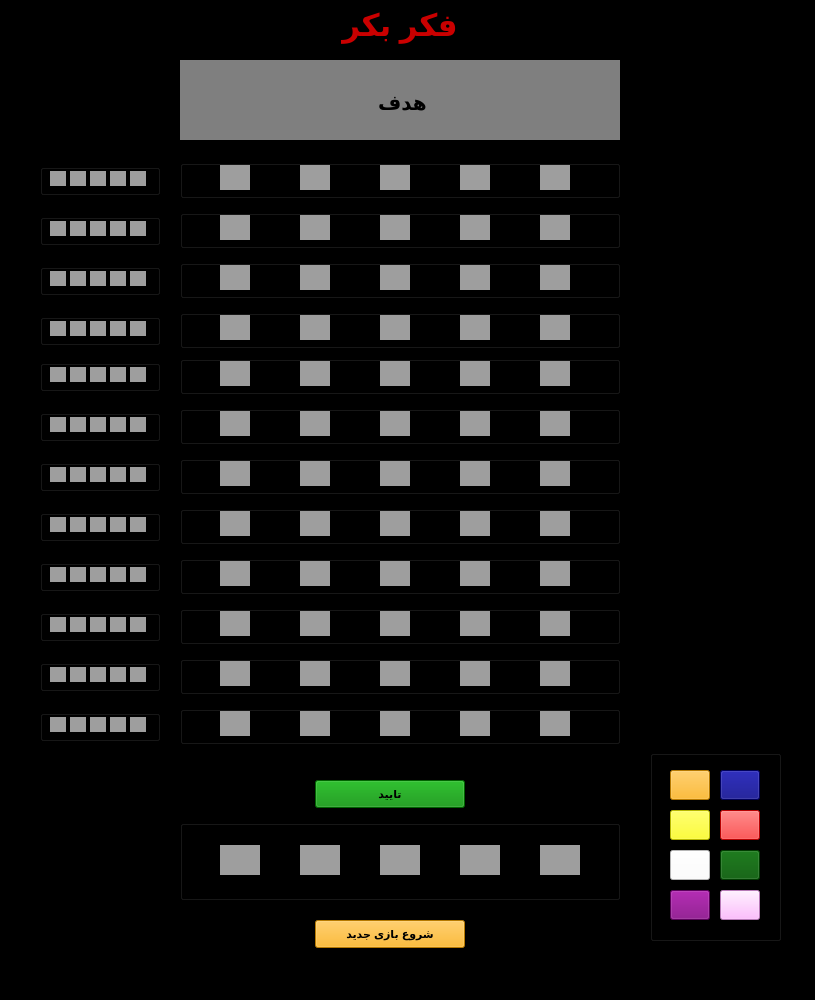
Above: main.ui from SaraHeidariii/AP_Project_GP4 before the change. Below: the same form after it.
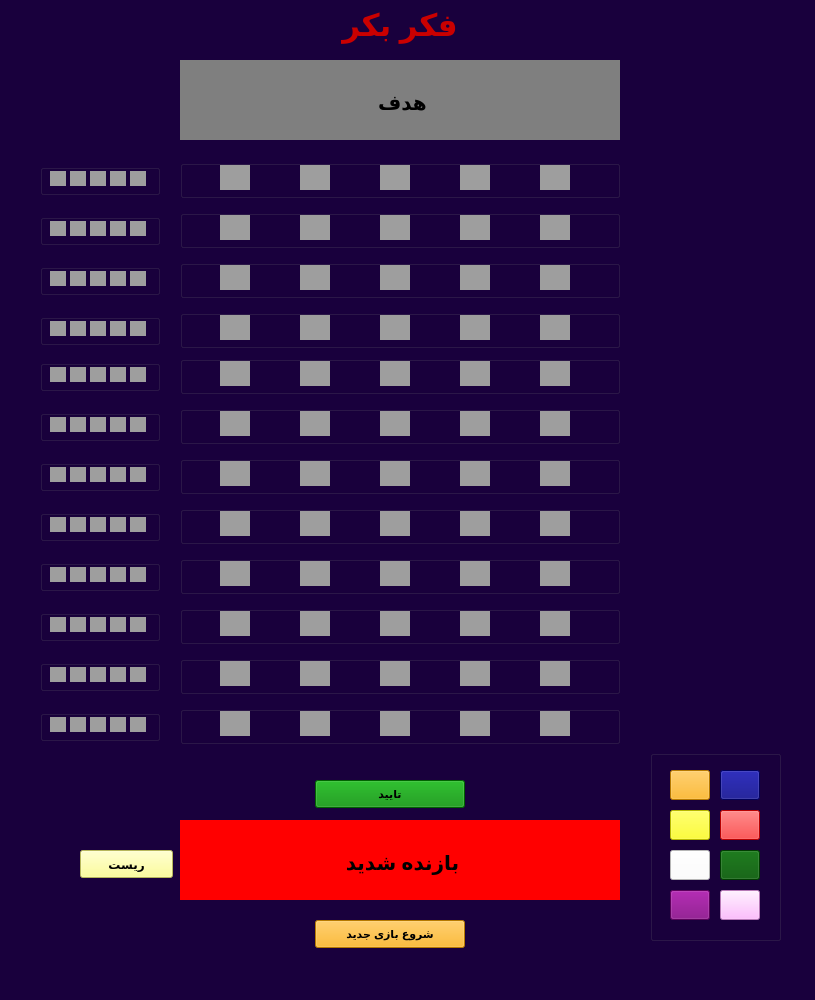
That is the form after the change.

```diff
--- a/main.ui
+++ b/main.ui
@@ -19,7 +19,7 @@
    <string>MainWindow</string>
   </property>
   <property name="styleSheet">
-   <string notr="true">background-color: rgb(0, 0, 0);</string>
+   <string notr="true">background-color: rgb(25, 0, 61);</string>
   </property>
   <widget class="QWidget" name="centralwidget">
    <widget class="QLabel" name="label">
@@ -167,6 +167,58 @@
       <string/>
      </property>
     </widget>
+    <widget class="QLabel" name="win_board">
+     <property name="geometry">
+      <rect>
+       <x>0</x>
+       <y>0</y>
+       <width>445</width>
+       <height>85</height>
+      </rect>
+     </property>
+     <property name="font">
+      <font>
+       <pointsize>15</pointsize>
+       <weight>75</weight>
+       <bold>true</bold>
+      </font>
+     </property>
+     <property name="styleSheet">
+      <string notr="true">background-color: rgb(0, 170, 0);</string>
+     </property>
+     <property name="text">
+      <string>برنده شدید</string>
+     </property>
+     <property name="alignment">
+      <set>Qt::AlignCenter</set>
+     </property>
+    </widget>
+    <widget class="QLabel" name="lose_board">
+     <property name="geometry">
+      <rect>
+       <x>0</x>
+       <y>0</y>
+       <width>445</width>
+       <height>85</height>
+      </rect>
+     </property>
+     <property name="font">
+      <font>
+       <pointsize>15</pointsize>
+       <weight>75</weight>
+       <bold>true</bold>
+      </font>
+     </property>
+     <property name="styleSheet">
+      <string notr="true">background-color: rgb(255, 0, 0);</string>
+     </property>
+     <property name="text">
+      <string>بازنده شدید</string>
+     </property>
+     <property name="alignment">
+      <set>Qt::AlignCenter</set>
+     </property>
+    </widget>
    </widget>
    <widget class="QPushButton" name="confirmbtn">
     <property name="geometry">
@@ -2688,6 +2740,28 @@
      </property>
     </widget>
    </widget>
+   <widget class="QPushButton" name="resetbtn">
+    <property name="geometry">
+     <rect>
+      <x>80</x>
+      <y>850</y>
+      <width>93</width>
+      <height>28</height>
+     </rect>
+    </property>
+    <property name="font">
+     <font>
+      <weight>75</weight>
+      <bold>true</bold>
+     </font>
+    </property>
+    <property name="styleSheet">
+     <string notr="true">background-color: rgb(255, 255, 127);</string>
+    </property>
+    <property name="text">
+     <string>ریست</string>
+    </property>
+   </widget>
   </widget>
   <widget class="QMenuBar" name="menubar">
    <property name="geometry">
```
Left out of the diff: 2 changed lines with no effect on the pictures.
